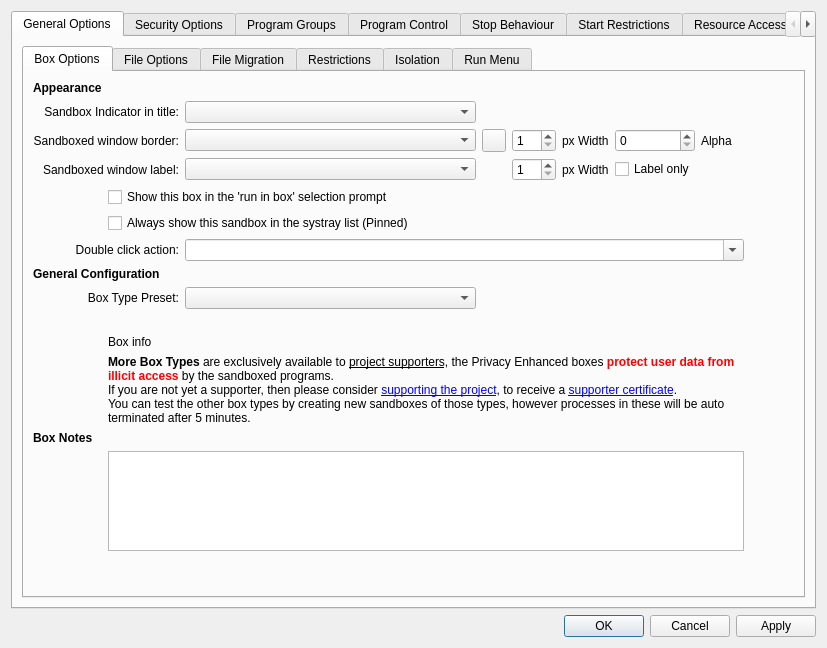
Above: SandboxiePlus/SandMan/Forms/OptionsWindow.ui from sandboxie-plus/Sandboxie before the change. Below: the same form after it.
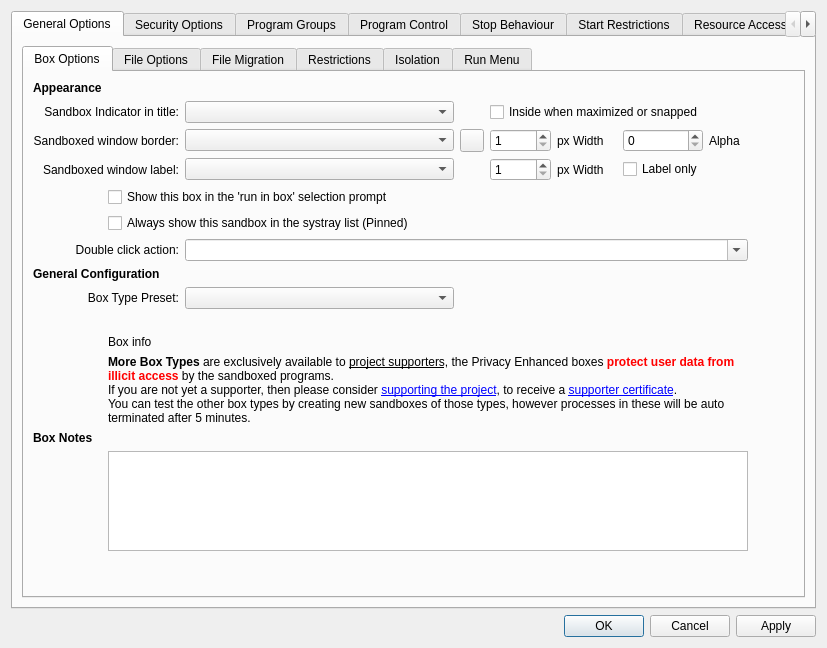
That is the form after the change.

Commit message:
Add outside border modes with snap fallback
Introduce `onoutside`, `ttloutside`, and `alloutside` border modes across SandMan UI, settings parsing, and runtime rendering. Add new `BorderInsideMaximized` (default enabled) so outside borders/labels are drawn inside maximized or snapped windows to avoid edge clipping. The border renderer now tracks outside mode per window, reuses transient popup detection, skips transient tool windows in focus mode, and clips border regions against windows above for cleaner topmost overlay behavior. Updated changelog and INI option documentation accordingly.

Patch:
```diff
--- a/SandboxiePlus/SandMan/Forms/OptionsWindow.ui
+++ b/SandboxiePlus/SandMan/Forms/OptionsWindow.ui
@@ -370,6 +370,16 @@
                  </property>
                 </widget>
                </item>
+               <item row="1" column="10" colspan="3">
+                <widget class="QCheckBox" name="chkBorderInsideMaximized">
+                 <property name="toolTip">
+                  <string>When an outside border would be clipped by the monitor edge, draw it inside maximized or snapped windows instead.</string>
+                 </property>
+                 <property name="text">
+                  <string>Inside when maximized or snapped</string>
+                 </property>
+                </widget>
+               </item>
                <item row="8" column="3" colspan="6">
                 <widget class="QComboBox" name="cmbBoxType"/>
                </item>
```
Left out of the diff: 1 changed line with no effect on the pictures. The commit also changes 4 other files.
